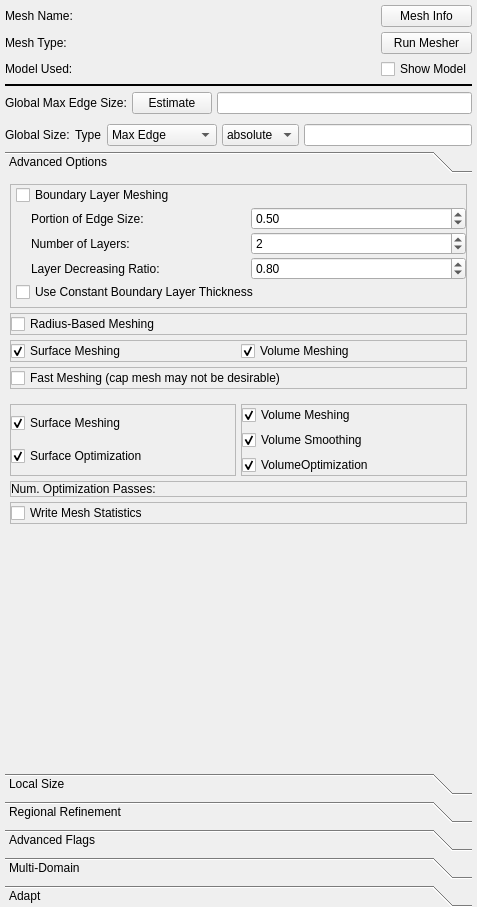
This is Code/Source/sv4gui/Plugins/org.sv.gui.qt.meshing/sv4gui_MeshEdit.ui in SimVascular/SimVascular as Qt 5 draws it before an edit. The edited form follows.
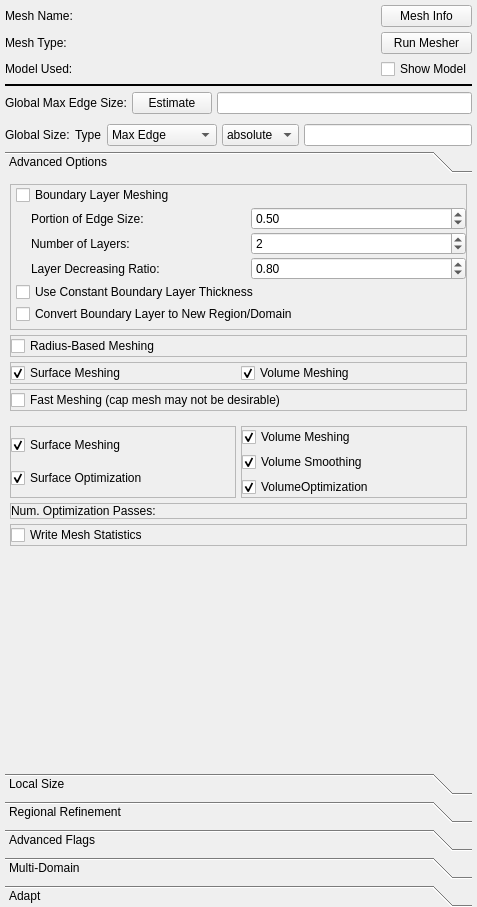
This is the edited form. Custom widgets are drawn as their Qt base class.

Commit message: DEV: Can label bl mesh as separate region

The edit to the form file:
```diff
--- a/Code/Source/sv4gui/Plugins/org.sv.gui.qt.meshing/sv4gui_MeshEdit.ui
+++ b/Code/Source/sv4gui/Plugins/org.sv.gui.qt.meshing/sv4gui_MeshEdit.ui
@@ -558,6 +558,16 @@
                      </property>
                     </widget>
                    </item>
+                   <item>
+                    <widget class="QCheckBox" name="checkBoxConvertBLToNewRegion">
+                     <property name="text">
+                      <string>Convert Boundary Layer to New Region/Domain</string>
+                     </property>
+                     <property name="checked">
+                      <bool>false</bool>
+                     </property>
+                    </widget>
+                   </item>
                   </layout>
                  </widget>
                 </item>
```
Left out of the diff: 20 changed lines with no effect on the pictures. The commit also changes 6 other files.
